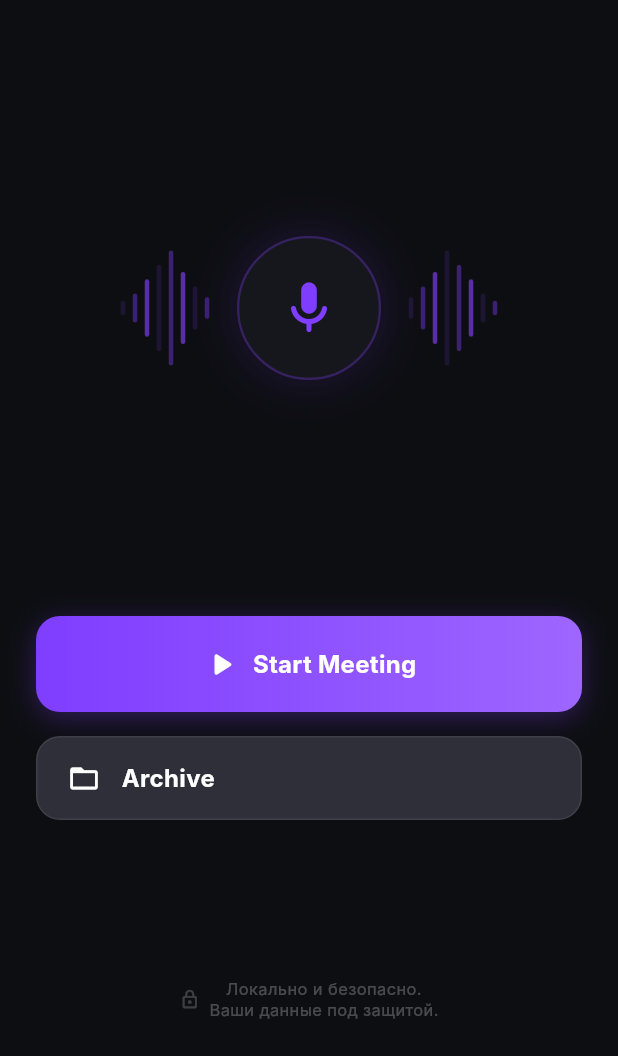
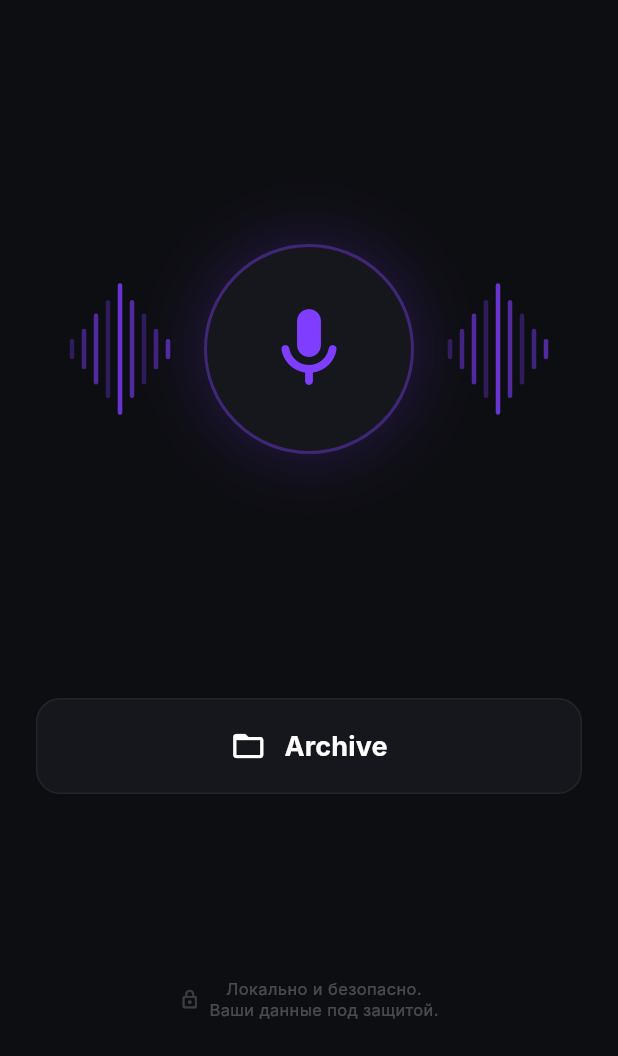
Before and after one commit to Dmytro-Salenko/AI-Meeting-translator, a Flutter app: the screen it shows after launch, on a phone screen of 412 x 824 dp, the part 180-1236 px from its top. Run offline on Flutter 3.47's test engine with Material 3 defaults, Android fonts, the phone set to English and light mode, and no system bars; our stand-ins replace dio, equatable, flutter_bloc; Roboto replaces fonts that are missing (Inter).

Commit message:
design: align waveform shape and microphone dimensions with custom close-up reference

```diff
--- a/ai_meeting_translator/lib/screens/home_screen.dart
+++ b/ai_meeting_translator/lib/screens/home_screen.dart
@@ -88,42 +88,42 @@ class _HomeScreenState extends State<HomeScreen> with SingleTickerProviderStateM
               // 2. Central Mic Button & Soundwave Visualization (Active Trigger)
               Center(
                 child: Container(
-                  height: 200,
+                  height: 220,
                   child: Row(
                     mainAxisAlignment: MainAxisAlignment.center,
                     children: [
                       // Left soundwave
                       _buildWaveformSide(isLeft: true),
-                      const SizedBox(width: 16),
-                      // Circular Mic Button container - Active start tap
+                      const SizedBox(width: 20),
+                      // Circular Mic Button container - Active start tap (Enlarged)
                       GestureDetector(
                         onTap: _startMeeting,
                         child: Container(
-                          width: 96,
-                          height: 96,
+                          width: 140,
+                          height: 140,
                           decoration: BoxDecoration(
                             color: const Color(0xFF16171D),
                             shape: BoxShape.circle,
                             border: Border.all(
-                              color: const Color(0xFF7F3DFF).withOpacity(0.3),
-                              width: 1.5,
+                              color: const Color(0xFF7F3DFF).withOpacity(0.4),
+                              width: 2.0,
                             ),
                             boxShadow: [
                               BoxShadow(
-                                color: const Color(0xFF7F3DFF).withOpacity(0.15),
-                                blurRadius: 25,
-                                spreadRadius: 2,
+                                color: const Color(0xFF7F3DFF).withOpacity(0.2),
+                                blurRadius: 35,
+                                spreadRadius: 4,
                               )
                             ],
                           ),
                           child: const Icon(
                             Icons.mic_rounded,
                             color: Color(0xFF7F3DFF),
-                            size: 42,
+                            size: 64, // Enlarged microphone icon
                           ),
                         ),
                       ),
-                      const SizedBox(width: 16),
+                      const SizedBox(width: 20),
                       // Right soundwave
                       _buildWaveformSide(isLeft: false),
                     ],
@@ -132,74 +132,32 @@ class _HomeScreenState extends State<HomeScreen> with SingleTickerProviderStateM
               ),
               const Spacer(),
 
-              // 3. Violet Gradient Start Meeting Button
-              GestureDetector(
-                onTap: _startMeeting,
-                child: Container(
-                  height: 64,
-                  decoration: BoxDecoration(
-                    gradient: const LinearGradient(
-                      colors: [
-                        Color(0xFF7F3DFF),
-                        Color(0xFF9E66FF),
-                      ],
-                      begin: Alignment.centerLeft,
-                      end: Alignment.centerRight,
-                    ),
-                    borderRadius: BorderRadius.circular(16.0),
-                    boxShadow: [
-                      BoxShadow(
-                        color: const Color(0xFF7F3DFF).withOpacity(0.3),
-                        blurRadius: 15,
-                        offset: const Offset(0, 4),
-                      )
-                    ],
-                  ),
-                  child: Row(
-                    mainAxisAlignment: MainAxisAlignment.center,
-                    children: const [
-                      Icon(Icons.play_arrow_rounded, color: Colors.white, size: 26),
-                      SizedBox(width: 8),
-                      Text(
-                        "Start Meeting",
-                        style: TextStyle(
-                          fontFamily: 'Inter',
-                          fontSize: 16.0,
-                          fontWeight: FontWeight.w700,
-                          color: Colors.white,
-                          letterSpacing: 0.2,
-                        ),
-                      ),
-                    ],
-                  ),
-                ),
-              ),
-              const SizedBox(height: 16),
-
-              // 4. Archive Button (Lighter background, larger and lighter text)
+              // 3. Archive Button (Enlarged, centered, and premium typography)
               GestureDetector(
                 onTap: () {
                   Navigator.pushNamed(context, '/archive');
                 },
                 child: Container(
-                  height: 56,
+                  height: 64, // Enlarged height
                   decoration: BoxDecoration(
-                    color: const Color(0xFF2E2F38), // Lighter card grey matching specs
+                    color: const Color(0xFF16171D), // Dark Card graphite matching image 1
                     borderRadius: BorderRadius.circular(16.0),
-                    border: Border.all(color: Colors.white.withOpacity(0.08)),
+                    border: Border.all(color: Colors.white.withOpacity(0.06)),
                   ),
-                  padding: const EdgeInsets.symmetric(horizontal: 20),
                   child: Row(
+                    mainAxisAlignment: MainAxisAlignment.center, // Centered horizontally
+                    crossAxisAlignment: CrossAxisAlignment.center, // Centered vertically
                     children: const [
-                      Icon(Icons.folder_open_outlined, color: Colors.white, size: 22),
-                      SizedBox(width: 14),
+                      Icon(Icons.folder_open_outlined, color: Colors.white, size: 24),
+                      SizedBox(width: 12),
                       Text(
                         "Archive",
                         style: TextStyle(
                           fontFamily: 'Inter',
-                          fontSize: 16.0, // Larger text
-                          fontWeight: FontWeight.w700, // Lighter, bold and clean text
-                          color: Colors.white, // Fully white text
+                          fontSize: 18.0, // Larger text size
+                          fontWeight: FontWeight.w700,
+                          color: Colors.white,
+                          letterSpacing: 0.1,
                         ),
                       ),
                     ],
@@ -234,26 +192,25 @@ class _HomeScreenState extends State<HomeScreen> with SingleTickerProviderStateM
   }
 
   Widget _buildWaveformSide({required bool isLeft}) {
-    // Symmetrical wave heights matching the mockup design
-    final List<double> heights = isLeft
-        ? [8.0, 16.0, 32.0, 48.0, 64.0, 40.0, 24.0, 12.0]
-        : [12.0, 24.0, 40.0, 64.0, 48.0, 32.0, 16.0, 8.0];
+    // 9 symmetrical diamond-profile bars exactly matching the close-up reference image
+    final List<double> heights = [12.0, 24.0, 42.0, 58.0, 78.0, 58.0, 42.0, 24.0, 12.0];
 
     return Row(
+      crossAxisAlignment: CrossAxisAlignment.center,
       children: List.generate(heights.length, (index) {
         final double baseHeight = heights[index];
         return AnimatedBuilder(
           animation: _waveController,
           builder: (context, child) {
-            // Apply scale animation to make the waves feel responsive and alive
-            final double animatedHeight = baseHeight + (_waveController.value * (baseHeight * 0.4));
+            // Symmetrical pulse animation
+            final double animatedHeight = baseHeight + (_waveController.value * (baseHeight * 0.25));
             return Container(
               width: 3.0,
               height: animatedHeight,
               margin: const EdgeInsets.symmetric(horizontal: 2.5),
               decoration: BoxDecoration(
-                color: const Color(0xFF7F3DFF).withOpacity(0.15 + (index % 3) * 0.25),
-                borderRadius: BorderRadius.circular(4.5),
+                color: const Color(0xFF7F3DFF).withOpacity(0.3 + (index == 4 ? 0.5 : (index % 3) * 0.15)),
+                borderRadius: BorderRadius.circular(5),
               ),
             );
           },
```
Also changed, not shown: microphone.png (added).
